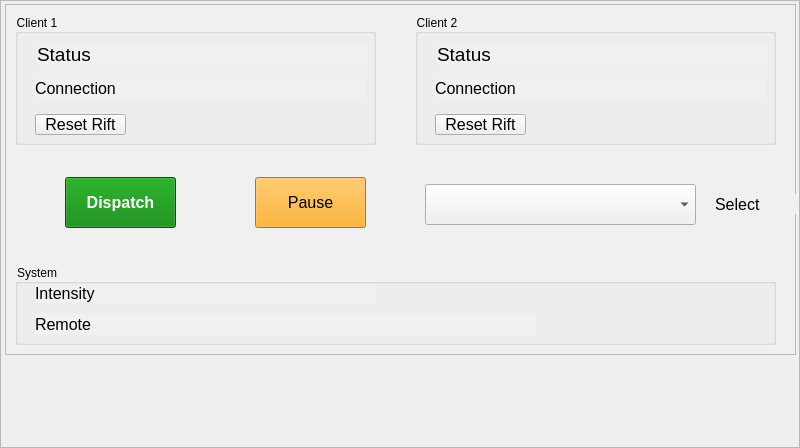
This is runtime/clients/remote_client/remote_client_gui.ui in michaelmargolis/MdxMotionPlatformV3 as Qt 5 draws it before an edit. The edited form follows.
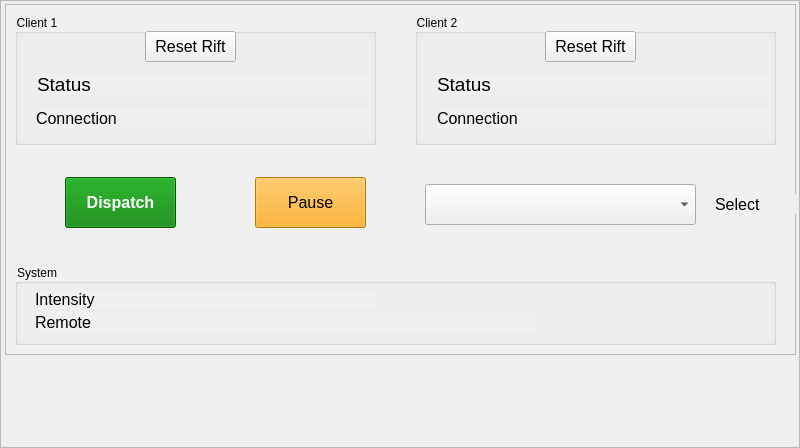
This is the edited form.

Commit message: Updated client gui code for improved look on raspberry pi

What changed in the file:
```diff
--- a/runtime/clients/remote_client/remote_client_gui.ui
+++ b/runtime/clients/remote_client/remote_client_gui.ui
@@ -98,7 +98,7 @@
      <property name="geometry">
       <rect>
        <x>22</x>
-       <y>30</y>
+       <y>60</y>
        <width>331</width>
        <height>21</height>
       </rect>
@@ -115,8 +115,8 @@
     <widget class="QLabel" name="lbl_coaster_connection_1">
      <property name="geometry">
       <rect>
-       <x>20</x>
-       <y>65</y>
+       <x>21</x>
+       <y>95</y>
        <width>331</width>
        <height>19</height>
       </rect>
@@ -133,10 +133,10 @@
     <widget class="QPushButton" name="btn_reset_rift_1">
      <property name="geometry">
       <rect>
-       <x>20</x>
-       <y>100</y>
+       <x>130</x>
+       <y>17</y>
        <width>91</width>
-       <height>21</height>
+       <height>31</height>
       </rect>
      </property>
      <property name="font">
@@ -165,7 +165,7 @@
      <property name="geometry">
       <rect>
        <x>20</x>
-       <y>50</y>
+       <y>48</y>
        <width>501</width>
        <height>21</height>
       </rect>
@@ -183,7 +183,7 @@
      <property name="geometry">
       <rect>
        <x>20</x>
-       <y>20</y>
+       <y>26</y>
        <width>341</width>
        <height>19</height>
       </rect>
@@ -214,7 +214,7 @@
      <property name="geometry">
       <rect>
        <x>22</x>
-       <y>30</y>
+       <y>60</y>
        <width>331</width>
        <height>21</height>
       </rect>
@@ -231,9 +231,9 @@
     <widget class="QLabel" name="lbl_coaster_connection_2">
      <property name="geometry">
       <rect>
-       <x>20</x>
-       <y>65</y>
-       <width>331</width>
+       <x>22</x>
+       <y>95</y>
+       <width>330</width>
        <height>19</height>
       </rect>
      </property>
@@ -249,10 +249,10 @@
     <widget class="QPushButton" name="btn_reset_rift_2">
      <property name="geometry">
       <rect>
-       <x>20</x>
-       <y>100</y>
+       <x>130</x>
+       <y>17</y>
        <width>91</width>
-       <height>21</height>
+       <height>31</height>
       </rect>
      </property>
      <property name="font">
```
The commit also changes 10 other files.
